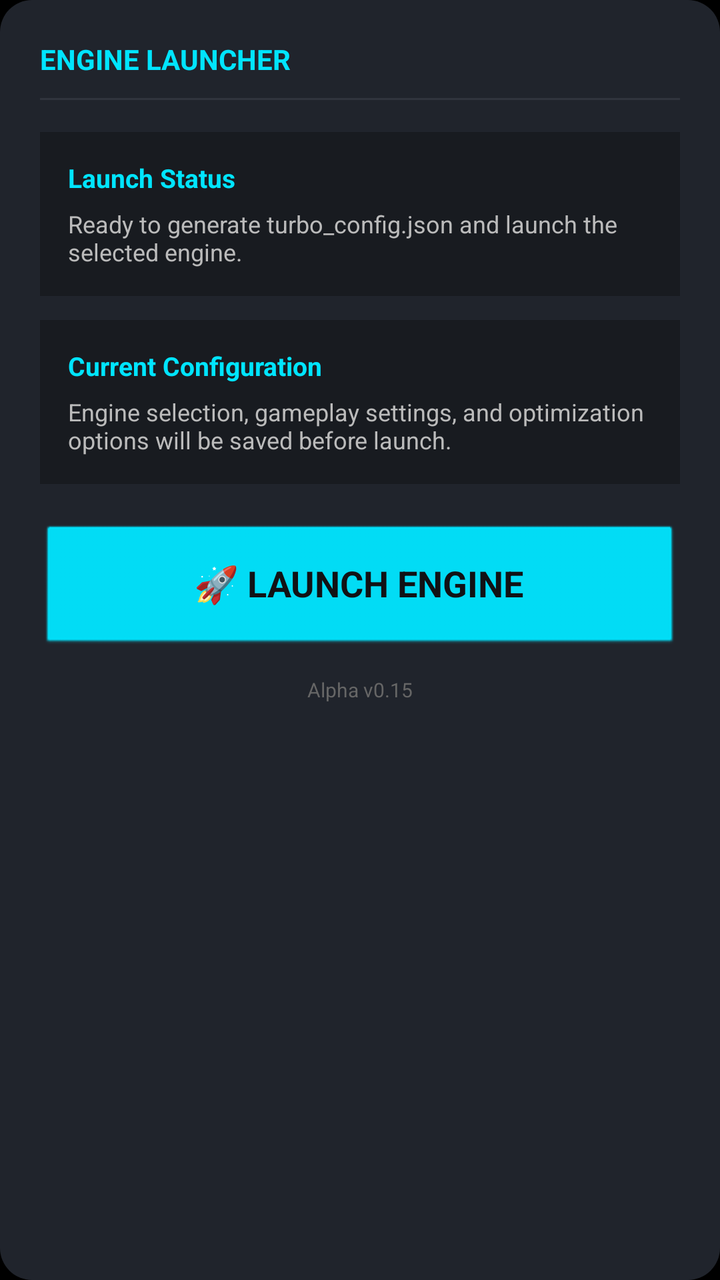
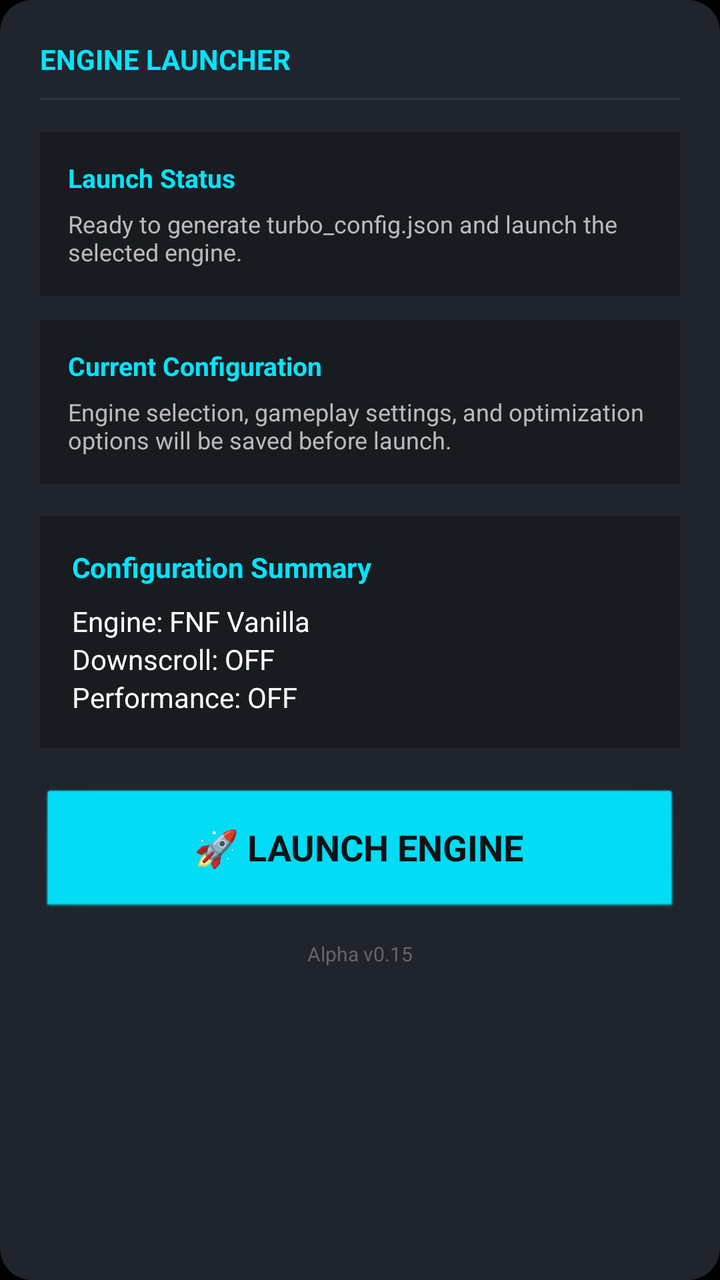

Before-and-after screenshots of an Android layout around one commit, followed by the original layout XML and the change that was made.
<!-- AndroidManifest.xml: application theme android:Theme.NoTitleBar.Fullscreen -->
<!-- res/layout/layout_launch.xml -->
<?xml version="1.0" encoding="utf-8"?>
<LinearLayout xmlns:android="http://schemas.android.com/apk/res/android"
    android:layout_width="match_parent"
    android:layout_height="wrap_content"
    android:orientation="vertical"
    android:background="@drawable/card_background"
    android:padding="20dp"
    android:layout_marginBottom="16dp">

    

    <TextView
        android:layout_width="wrap_content"
        android:layout_height="wrap_content"
        android:text="ENGINE LAUNCHER"
        android:textStyle="bold"
        android:textColor="#00E5FF"
        android:textSize="14sp"/>

    <View
        android:layout_width="match_parent"
        android:layout_height="1dp"
        android:background="#30343D"
        android:layout_marginTop="10dp"
        android:layout_marginBottom="16dp"/>

    

    <LinearLayout
        android:layout_width="match_parent"
        android:layout_height="wrap_content"
        android:orientation="vertical"
        android:background="#181B20"
        android:padding="14dp">

        <TextView
            android:layout_width="wrap_content"
            android:layout_height="wrap_content"
            android:text="Launch Status"
            android:textColor="#00E5FF"
            android:textStyle="bold"
            android:textSize="13sp"/>

        <TextView
            android:layout_width="wrap_content"
            android:layout_height="wrap_content"
            android:text="Ready to generate turbo_config.json and launch the selected engine."
            android:textColor="#BBBBBB"
            android:textSize="12sp"
            android:layout_marginTop="6dp"/>

    </LinearLayout>

    

    <LinearLayout
        android:layout_width="match_parent"
        android:layout_height="wrap_content"
        android:orientation="vertical"
        android:background="#181B20"
        android:padding="14dp"
        android:layout_marginTop="12dp">

        <TextView
            android:layout_width="wrap_content"
            android:layout_height="wrap_content"
            android:text="Current Configuration"
            android:textColor="#00E5FF"
            android:textStyle="bold"
            android:textSize="13sp"/>

        <TextView
            android:layout_width="wrap_content"
            android:layout_height="wrap_content"
            android:text="Engine selection, gameplay settings, and optimization options will be saved before launch."
            android:textColor="#BBBBBB"
            android:textSize="12sp"
            android:layout_marginTop="6dp"/>

    </LinearLayout>

    

    <Button
        android:id="@+id/btnLaunch"
        android:layout_width="match_parent"
        android:layout_height="64dp"
        android:layout_marginTop="20dp"
        android:text="🚀 LAUNCH ENGINE"
        android:textAllCaps="false"
        android:textSize="18sp"
        android:textStyle="bold"
        android:textColor="#111215"
        android:backgroundTint="#00E5FF"/>

    

    <TextView
        android:layout_width="wrap_content"
        android:layout_height="wrap_content"
        android:text="@string/engine_version"
        android:textColor="#666666"
        android:textSize="10sp"
        android:layout_gravity="center_horizontal"
        android:layout_marginTop="12dp"/>

</LinearLayout>
<!-- resources referenced by this layout -->
<resources>
  <!-- drawable card_background (drawable) -->
  <shape xmlns:android="http://schemas.android.com/apk/res/android">
  
      <solid android:color="#20242C"/>
  
      <corners android:radius="16dp"/>
  
  </shape>
  <string name="engine_version">Alpha v0.15</string>
</resources>

<!-- the commit's change to res/layout/layout_launch.xml (unified diff, before → after) -->
@@ -79,6 +79,47 @@
 
     </LinearLayout>
 
+    <LinearLayout
+    android:id="@+id/configSummaryCard"
+    android:layout_width="match_parent"
+    android:layout_height="wrap_content"
+    android:orientation="vertical"
+    android:background="#181B20"
+    android:padding="16dp"
+    android:layout_marginTop="16dp">
+
+    <TextView
+        android:layout_width="wrap_content"
+        android:layout_height="wrap_content"
+        android:text="Configuration Summary"
+        android:textColor="#00E5FF"
+        android:textStyle="bold"
+        android:textSize="14sp"/>
+
+    <TextView
+        android:id="@+id/txtSummaryEngine"
+        android:layout_width="wrap_content"
+        android:layout_height="wrap_content"
+        android:text="Engine: FNF Vanilla"
+        android:textColor="#FFFFFF"
+        android:layout_marginTop="8dp"/>
+
+    <TextView
+        android:id="@+id/txtSummaryGameplay"
+        android:layout_width="wrap_content"
+        android:layout_height="wrap_content"
+        android:text="Downscroll: OFF"
+        android:textColor="#FFFFFF"/>
+
+    <TextView
+        android:id="@+id/txtSummaryPerformance"
+        android:layout_width="wrap_content"
+        android:layout_height="wrap_content"
+        android:text="Performance: OFF"
+        android:textColor="#FFFFFF"/>
+
+</LinearLayout>
+
     
 
     <Button
